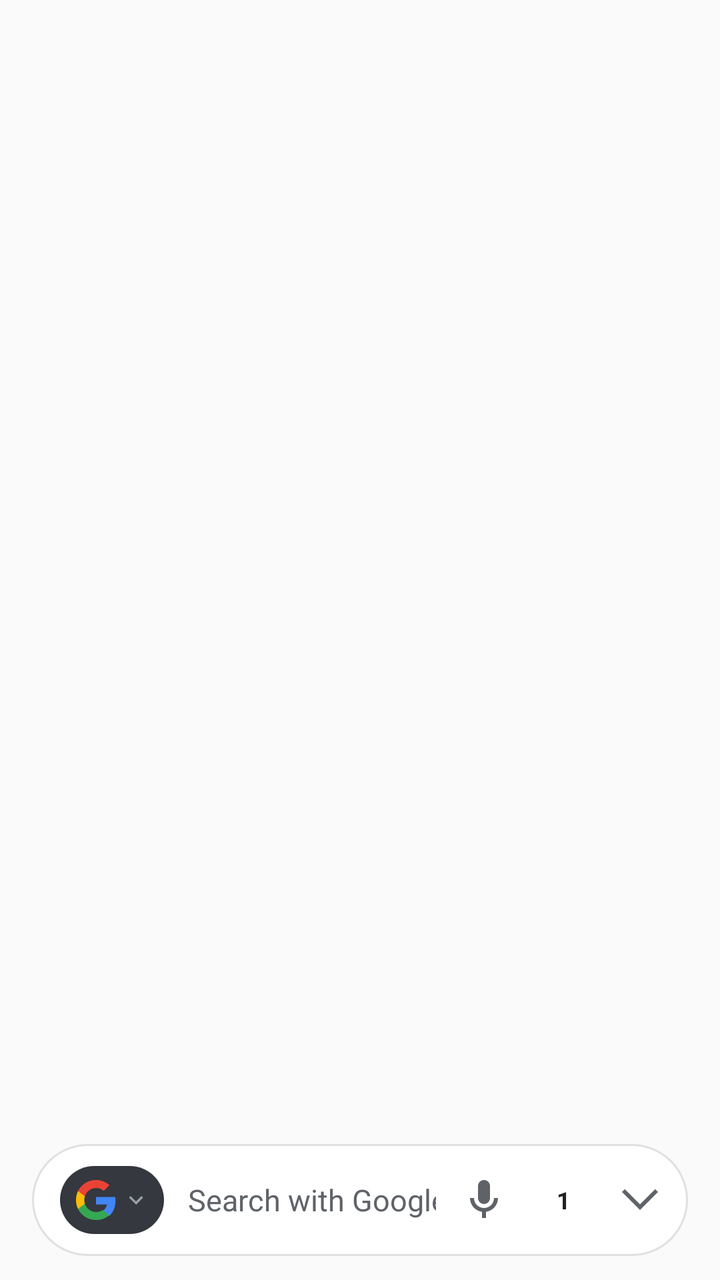
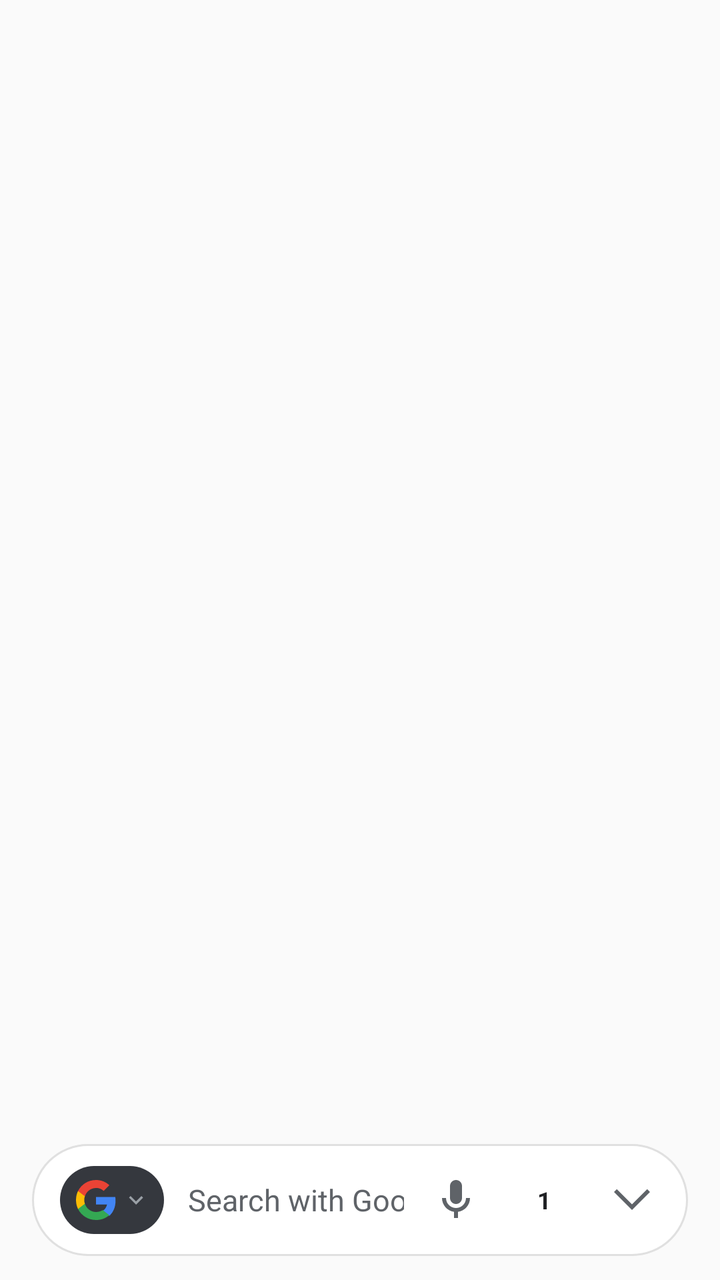

An Android layout rendered at two revisions. The XML below is the earlier revision; the diff shows what the commit changed to produce the second picture.
<!-- AndroidManifest.xml: application theme Theme.Haze -->
<!-- res/layout/activity_main.xml -->
<?xml version="1.0" encoding="utf-8"?>
<androidx.constraintlayout.widget.ConstraintLayout xmlns:android="http://schemas.android.com/apk/res/android"
    xmlns:app="http://schemas.android.com/apk/res-auto"
    xmlns:tools="http://schemas.android.com/tools"
    android:id="@+id/main"
    android:layout_width="match_parent"
    android:layout_height="match_parent"
    android:focusable="true"
    android:focusableInTouchMode="true"
    android:background="#FAFAFA"
    tools:context=".MainActivity">

    <ProgressBar
        android:id="@+id/pageProgressBar"
        style="?android:attr/progressBarStyleHorizontal"
        android:layout_width="0dp"
        android:layout_height="4dp"
        android:progressDrawable="@drawable/bg_progress_bar"
        android:max="100"
        android:visibility="gone"
        android:elevation="35dp"
        app:layout_constraintTop_toTopOf="parent"
        app:layout_constraintStart_toStartOf="parent"
        app:layout_constraintEnd_toEndOf="parent" />

    <ImageView
        android:id="@+id/appBackgroundImageView"
        android:layout_width="0dp"
        android:layout_height="0dp"
        android:scaleType="centerCrop"
        android:contentDescription="Background"
        android:visibility="gone"
        app:layout_constraintTop_toTopOf="parent"
        app:layout_constraintBottom_toBottomOf="parent"
        app:layout_constraintStart_toStartOf="parent"
        app:layout_constraintEnd_toEndOf="parent" />

    <View
        android:id="@+id/appBackgroundOverlay"
        android:layout_width="0dp"
        android:layout_height="0dp"
        android:background="#66000000"
        android:visibility="gone"
        app:layout_constraintTop_toTopOf="parent"
        app:layout_constraintBottom_toBottomOf="parent"
        app:layout_constraintStart_toStartOf="parent"
        app:layout_constraintEnd_toEndOf="parent" />

    <FrameLayout
        android:id="@+id/webContainer"
        android:layout_width="0dp"
        android:layout_height="0dp"
        android:focusable="true"
        android:focusableInTouchMode="true"
        app:layout_constraintTop_toTopOf="parent"
        app:layout_constraintBottom_toBottomOf="parent"
        app:layout_constraintStart_toStartOf="parent"
        app:layout_constraintEnd_toEndOf="parent" />

    
    <FrameLayout
        android:id="@+id/devToolsDockContainer"
        android:layout_width="0dp"
        android:layout_height="320dp"
        android:visibility="gone"
        android:elevation="50dp"
        app:layout_constraintBottom_toBottomOf="parent"
        app:layout_constraintStart_toStartOf="parent"
        app:layout_constraintEnd_toEndOf="parent" />

    
    <include layout="@layout/layout_mini_player" />

    
    <FrameLayout
        android:id="@+id/fullscreenVideoContainer"
        android:layout_width="0dp"
        android:layout_height="0dp"
        android:background="#000000"
        android:visibility="gone"
        android:elevation="60dp"
        app:layout_constraintTop_toTopOf="parent"
        app:layout_constraintBottom_toBottomOf="parent"
        app:layout_constraintStart_toStartOf="parent"
        app:layout_constraintEnd_toEndOf="parent" />






    
    <LinearLayout
        android:id="@+id/topLeftWeather"
        android:layout_width="wrap_content"
        android:layout_height="44dp"
        android:orientation="horizontal"
        android:gravity="center_vertical"
        android:layout_marginTop="14dp"
        android:layout_marginStart="16dp"
        android:paddingStart="12dp"
        android:paddingEnd="12dp"
        android:elevation="28dp"
        android:visibility="gone"
        android:clickable="true"
        android:focusable="true"
        app:layout_constraintTop_toTopOf="parent"
        app:layout_constraintStart_toStartOf="parent">

        <ImageView
            android:id="@+id/ivWeatherIcon"
            android:layout_width="22dp"
            android:layout_height="22dp"
            android:layout_marginEnd="6dp"
            android:src="@drawable/ic_cloud"
            android:contentDescription="Current Weather Icon" />

        <TextView
            android:id="@+id/tvWeatherTemp"
            android:layout_width="wrap_content"
            android:layout_height="wrap_content"
            android:text="--°"
            android:textSize="14sp"
            android:fontFamily="sans-serif-medium"
            android:textColor="#FFFFFF" />
    </LinearLayout>

    
    <LinearLayout
        android:id="@+id/topRightActions"
        android:layout_width="wrap_content"
        android:layout_height="wrap_content"
        android:orientation="horizontal"
        android:gravity="center_vertical"
        android:layout_marginTop="14dp"
        android:layout_marginEnd="16dp"
        android:elevation="28dp"
        android:visibility="gone"
        android:clipChildren="false"
        android:clipToPadding="false"
        app:layout_constraintTop_toTopOf="parent"
        app:layout_constraintEnd_toEndOf="parent">



        
        <FrameLayout
            android:id="@+id/btnProfile"
            android:layout_width="44dp"
            android:layout_height="44dp"
            android:clickable="true"
            android:focusable="true"
            android:background="@drawable/bg_circle_gray">

            <ImageView
                android:id="@+id/ivProfileAvatar"
                android:layout_width="38dp"
                android:layout_height="38dp"
                android:layout_gravity="center"
                android:scaleType="centerCrop"
                android:src="@drawable/ic_person"
                android:contentDescription="Google Account Profile" />
        </FrameLayout>
    </LinearLayout>

    
    <View
        android:id="@+id/dimOverlay"
        android:layout_width="0dp"
        android:layout_height="0dp"
        android:background="@android:color/transparent"
        android:visibility="gone"
        android:elevation="10dp"
        android:clickable="true"
        android:focusable="true"
        app:layout_constraintTop_toTopOf="parent"
        app:layout_constraintBottom_toBottomOf="parent"
        app:layout_constraintStart_toStartOf="parent"
        app:layout_constraintEnd_toEndOf="parent" />



    
    <LinearLayout
        android:id="@+id/findBarContainer"
        android:layout_width="0dp"
        android:layout_height="wrap_content"
        android:background="#FFFFFF"
        android:elevation="10dp"
        android:orientation="horizontal"
        android:gravity="center_vertical"
        android:padding="8dp"
        android:visibility="gone"
        app:layout_constraintBottom_toTopOf="@id/addressBarContainer"
        app:layout_constraintStart_toStartOf="parent"
        app:layout_constraintEnd_toEndOf="parent">

        <EditText
            android:id="@+id/findInput"
            android:layout_width="0dp"
            android:layout_height="40dp"
            android:layout_weight="1"
            android:background="@drawable/bg_address_bar"
            android:hint="Find in page..."
            android:paddingStart="16dp"
            android:paddingEnd="16dp"
            android:singleLine="true"
            android:imeOptions="actionSearch"
            android:textColor="#202124"
            android:textSize="14sp"/>

        <TextView
            android:id="@+id/tvFindCount"
            android:layout_width="wrap_content"
            android:layout_height="wrap_content"
            android:layout_marginStart="8dp"
            android:layout_marginEnd="6dp"
            android:text=""
            android:textSize="12sp"
            android:textColor="#5F6368"
            android:visibility="gone" />

        <ImageButton
            android:id="@+id/btnFindPrev"
            android:layout_width="36dp"
            android:layout_height="36dp"
            android:background="?attr/selectableItemBackgroundBorderless"
            android:src="@drawable/ic_chevron_up"
            android:contentDescription="Previous" />

        <ImageButton
            android:id="@+id/btnFindNext"
            android:layout_width="36dp"
            android:layout_height="36dp"
            android:background="?attr/selectableItemBackgroundBorderless"
            android:src="@drawable/ic_chevron_down"
            android:contentDescription="Next" />

        <ImageButton
            android:id="@+id/btnFindClose"
            android:layout_width="36dp"
            android:layout_height="36dp"
            android:background="?attr/selectableItemBackgroundBorderless"
            android:src="@drawable/ic_close"
            android:contentDescription="Close Find" />
    </LinearLayout>

    
    <LinearLayout
        android:id="@+id/addressBarContainer"
        android:layout_width="0dp"
        android:layout_height="wrap_content"
        android:orientation="vertical"
        android:background="@android:color/transparent"
        android:paddingStart="16dp"
        android:paddingEnd="16dp"
        android:paddingTop="2dp"
        android:paddingBottom="12dp"
        android:elevation="30dp"
        android:clipChildren="false"
        android:clipToPadding="false"
        app:layout_constraintBottom_toBottomOf="parent"
        app:layout_constraintStart_toStartOf="parent"
        app:layout_constraintEnd_toEndOf="parent">

        
        <FrameLayout
            android:id="@+id/clipboardContainer"
            android:layout_width="match_parent"
            android:layout_height="wrap_content"
            android:layout_marginBottom="8dp"
            android:visibility="gone" />

        
        <ScrollView
            android:id="@+id/searchSuggestionStrip"
            android:layout_width="match_parent"
            android:layout_height="wrap_content"
            android:scrollbars="none"
            android:overScrollMode="never"
            android:fillViewport="true"
            android:visibility="gone"
            android:layout_marginBottom="8dp"
            android:elevation="0dp"
            android:clipToPadding="false">

            <LinearLayout
                android:id="@+id/suggestionChipContainer"
                android:layout_width="match_parent"
                android:layout_height="wrap_content"
                android:orientation="vertical"
                android:paddingTop="12dp"
                android:paddingBottom="12dp" />
        </ScrollView>

        
        <HorizontalScrollView
            android:id="@+id/searchEngineSelectorBar"
            android:layout_width="match_parent"
            android:layout_height="wrap_content"
            android:scrollbars="none"
            android:overScrollMode="never"
            android:visibility="gone"
            android:layout_marginBottom="8dp"
            android:clipToPadding="false">

            <LinearLayout
                android:id="@+id/searchEngineChipContainer"
                android:layout_width="wrap_content"
                android:layout_height="36dp"
                android:gravity="center_vertical"
                android:orientation="horizontal"
                android:paddingStart="2dp"
                android:paddingEnd="2dp" />
        </HorizontalScrollView>

        
        <LinearLayout
            android:id="@+id/addressBarInner"
            android:layout_width="match_parent"
            android:layout_height="56dp"
            android:background="@drawable/bg_address_bar"
            android:orientation="horizontal"
            android:gravity="center_vertical"
            android:paddingStart="14dp"
            android:paddingEnd="8dp"
            android:elevation="0dp">

            
            <ImageView
                android:id="@+id/searchIcon"
                android:layout_width="20dp"
                android:layout_height="20dp"
                android:src="@drawable/ic_privacy_shield"
                android:contentDescription="Search Icon"
                android:visibility="gone"
                app:tint="#5F6368" />

            
            <LinearLayout
                android:id="@+id/btnSearchEngineDropdown"
                android:layout_width="wrap_content"
                android:layout_height="34dp"
                android:gravity="center_vertical"
                android:orientation="horizontal"
                android:paddingStart="8dp"
                android:paddingEnd="7dp"
                android:layout_marginStart="0dp"
                android:layout_marginEnd="8dp"
                android:background="@drawable/bg_engine_pill"
                android:clickable="true"
                android:focusable="true">

                <ImageView
                    android:id="@+id/ivActiveEngineIcon"
                    android:layout_width="20dp"
                    android:layout_height="20dp"
                    android:src="@drawable/ic_google_logo"
                    android:contentDescription="Search Engine" />

                <ImageView
                    android:id="@+id/ivActiveEngineChevron"
                    android:layout_width="14dp"
                    android:layout_height="14dp"
                    android:layout_marginStart="3dp"
                    android:src="@drawable/ic_chevron_down"
                    app:tint="#9AA0A6"
                    android:contentDescription="Select Engine" />
            </LinearLayout>

            <EditText
                android:id="@+id/addressBar"
                android:layout_width="0dp"
                android:layout_height="match_parent"
                android:layout_weight="1"
                android:background="@null"
                android:hint="@string/search_hint"
                android:importantForAutofill="no"
                android:imeOptions="actionSearch|flagNoExtractUi"
                android:inputType="text|textNoSuggestions"
                android:maxLines="1"
                android:paddingStart="4dp"
                android:paddingEnd="6dp"
                android:singleLine="true"
                android:textColor="#202124"
                android:textColorHint="#5F6368"
                android:textColorHighlight="#551A73E8"
                android:textSize="15sp" />

            
            <ImageButton
                android:id="@+id/btnClearQuery"
                android:layout_width="28dp"
                android:layout_height="28dp"
                android:background="?attr/selectableItemBackgroundBorderless"
                android:src="@drawable/ic_close"
                android:visibility="gone"
                android:layout_marginEnd="4dp"
                android:contentDescription="Clear Text"
                app:tint="#5F6368" />

            
            <ImageButton
                android:id="@+id/btnQrScan"
                android:layout_width="36dp"
                android:layout_height="36dp"
                android:background="?attr/selectableItemBackgroundBorderless"
                android:src="@drawable/ic_qr_code"
                android:visibility="gone"
                android:layout_marginEnd="2dp"
                android:contentDescription="Scan QR Code"
                app:tint="#5F6368" />

            
            <ImageButton
                android:id="@+id/btnVoiceSearch"
                android:layout_width="36dp"
                android:layout_height="36dp"
                android:background="?attr/selectableItemBackgroundBorderless"
                android:src="@drawable/ic_mic"
                android:layout_marginEnd="6dp"
                android:contentDescription="Voice Search"
                app:tint="#5F6368" />

            
            <FrameLayout
                android:id="@+id/btnTabsCircular"
                android:layout_width="32dp"
                android:layout_height="32dp"
                android:background="?attr/selectableItemBackgroundBorderless"
                android:layout_marginEnd="6dp"
                android:clickable="true"
                android:focusable="true">

                <TextView
                    android:id="@+id/tabCountBtn"
                    android:layout_width="wrap_content"
                    android:layout_height="wrap_content"
                    android:text="1"
                    android:textStyle="bold"
                    android:gravity="center"
                    android:textSize="12sp"
                    android:textColor="#202124"
                    android:layout_gravity="center" />
            </FrameLayout>

            
            <ImageButton
                android:id="@+id/menuBtn"
                android:layout_width="32dp"
                android:layout_height="32dp"
                android:background="?attr/selectableItemBackgroundBorderless"
                android:src="@drawable/ic_wide_arrow_down"
                android:contentDescription="Menu"
                app:tint="#5F6368" />

        </LinearLayout>
    </LinearLayout>
</androidx.constraintlayout.widget.ConstraintLayout>
<!-- res/layout/layout_mini_player.xml (included above) -->
<?xml version="1.0" encoding="utf-8"?>
<FrameLayout xmlns:android="http://schemas.android.com/apk/res/android"
    xmlns:app="http://schemas.android.com/apk/res-auto"
    android:id="@+id/miniPlayerRoot"
    android:layout_width="320dp"
    android:layout_height="180dp"
    android:background="@drawable/bg_mini_player"
    android:elevation="24dp"
    android:visibility="gone">

    
    <FrameLayout
        android:id="@+id/miniPlayerVideoContainer"
        android:layout_width="match_parent"
        android:layout_height="match_parent"
        android:background="#000000" />

    
    <FrameLayout
        android:id="@+id/miniPlayerControls"
        android:layout_width="match_parent"
        android:layout_height="match_parent"
        android:background="#A6000000"
        android:alpha="0">

        
        <LinearLayout
            android:id="@+id/miniPlayerTopBar"
            android:layout_width="match_parent"
            android:layout_height="wrap_content"
            android:orientation="horizontal"
            android:gravity="center_vertical"
            android:paddingStart="10dp"
            android:paddingTop="8dp"
            android:paddingEnd="8dp"
            android:paddingBottom="4dp"
            android:layout_gravity="top">

            <ImageView
                android:id="@+id/ivMiniPlayerSiteIcon"
                android:layout_width="18dp"
                android:layout_height="18dp"
                android:src="@drawable/ic_youtube"
                android:layout_marginEnd="6dp"
                android:contentDescription="Site Icon" />

            <TextView
                android:id="@+id/tvMiniPlayerTitle"
                android:layout_width="0dp"
                android:layout_height="wrap_content"
                android:layout_weight="1"
                android:text="youtube.com"
                android:textColor="#FFFFFF"
                android:textSize="13sp"
                android:textStyle="bold"
                android:maxLines="1"
                android:ellipsize="end" />

            <ImageButton
                android:id="@+id/btnMiniPlayerMinimize"
                android:layout_width="28dp"
                android:layout_height="28dp"
                android:background="?attr/selectableItemBackgroundBorderless"
                android:src="@drawable/ic_minimize"
                android:contentDescription="Minimize"
                app:tint="#FFFFFF" />

            <ImageButton
                android:id="@+id/btnMiniPlayerExpand"
                android:layout_width="28dp"
                android:layout_height="28dp"
                android:background="?attr/selectableItemBackgroundBorderless"
                android:src="@drawable/ic_open_in_new"
                android:contentDescription="Expand"
                app:tint="#FFFFFF"
                android:layout_marginStart="4dp" />

            <ImageButton
                android:id="@+id/btnMiniPlayerClose"
                android:layout_width="28dp"
                android:layout_height="28dp"
                android:background="?attr/selectableItemBackgroundBorderless"
                android:src="@drawable/ic_close"
                android:contentDescription="Close"
                app:tint="#FFFFFF"
                android:layout_marginStart="4dp" />
        </LinearLayout>

        <ProgressBar
            android:id="@+id/miniPlayerBuffering"
            android:layout_width="36dp"
            android:layout_height="36dp"
            android:layout_gravity="center"
            android:visibility="gone"
            android:indeterminateTint="#FFFFFF" />

        <TextView
            android:id="@+id/miniPlayerError"
            android:layout_width="wrap_content"
            android:layout_height="wrap_content"
            android:layout_gravity="center"
            android:padding="12dp"
            android:text="Playback unavailable"
            android:textColor="#FFFFFF"
            android:textSize="12sp"
            android:visibility="gone" />

        
        <LinearLayout
            android:layout_width="wrap_content"
            android:layout_height="wrap_content"
            android:orientation="horizontal"
            android:layout_gravity="center"
            android:gravity="center">

            <ImageButton
                android:id="@+id/btnMiniPlayerRewind"
                android:layout_width="36dp"
                android:layout_height="36dp"
                android:background="?attr/selectableItemBackgroundBorderless"
                android:src="@drawable/ic_replay_10"
                android:contentDescription="Rewind 10s"
                app:tint="#FFFFFF" />

            <ImageButton
                android:id="@+id/btnMiniPlayerPlayPause"
                android:layout_width="48dp"
                android:layout_height="48dp"
                android:background="@drawable/bg_mini_player_play_btn"
                android:src="@drawable/ic_pause"
                android:contentDescription="Play/Pause"
                app:tint="#000000"
                android:layout_marginStart="20dp"
                android:layout_marginEnd="20dp" />

            <ImageButton
                android:id="@+id/btnMiniPlayerForward"
                android:layout_width="36dp"
                android:layout_height="36dp"
                android:background="?attr/selectableItemBackgroundBorderless"
                android:src="@drawable/ic_forward_10"
                android:contentDescription="Forward 10s"
                app:tint="#FFFFFF" />
        </LinearLayout>

        
        <LinearLayout
            android:id="@+id/miniPlayerBottomBar"
            android:layout_width="match_parent"
            android:layout_height="wrap_content"
            android:orientation="vertical"
            android:paddingStart="10dp"
            android:paddingEnd="10dp"
            android:paddingBottom="6dp"
            android:layout_gravity="bottom">

            <SeekBar
                android:id="@+id/miniPlayerSeekBar"
                android:layout_width="match_parent"
                android:layout_height="wrap_content"
                android:paddingStart="0dp"
                android:paddingEnd="0dp"
                android:progressDrawable="@drawable/bg_progress_bar"
                android:thumb="@drawable/bg_mini_player_thumb"
                android:thumbOffset="0dp"
                android:maxHeight="3dp"
                android:minHeight="3dp" />

            <RelativeLayout
                android:layout_width="match_parent"
                android:layout_height="wrap_content"
                android:layout_marginTop="2dp">

                <TextView
                    android:id="@+id/tvMiniPlayerTime"
                    android:layout_width="wrap_content"
                    android:layout_height="wrap_content"
                    android:layout_alignParentStart="true"
                    android:layout_centerVertical="true"
                    android:text="0:00 / 0:00"
                    android:textColor="#FFFFFF"
                    android:textSize="11.5sp"
                    android:fontFamily="sans-serif-medium" />

                <ImageButton
                    android:id="@+id/btnMiniPlayerVolume"
                    android:layout_width="26dp"
                    android:layout_height="26dp"
                    android:layout_alignParentEnd="true"
                    android:layout_centerVertical="true"
                    android:background="?attr/selectableItemBackgroundBorderless"
                    android:src="@drawable/ic_volume_up"
                    android:contentDescription="Volume"
                    app:tint="#FFFFFF" />
            </RelativeLayout>
        </LinearLayout>

        
        <ImageView
            android:id="@+id/miniPlayerResizeHandle"
            android:layout_width="20dp"
            android:layout_height="20dp"
            android:layout_gravity="bottom|end"
            android:src="@drawable/ic_resize"
            android:contentDescription="Resize"
            android:padding="3dp"
            android:visibility="gone" />
    </FrameLayout>
</FrameLayout>
<!-- resources referenced by this layout -->
<resources>
  <!-- drawable bg_address_bar (drawable) -->
  <?xml version="1.0" encoding="utf-8"?>
  <shape xmlns:android="http://schemas.android.com/apk/res/android" android:shape="rectangle">
      <solid android:color="#FFFFFF" />
      <corners android:radius="28dp" />
      <stroke android:width="1dp" android:color="#E0E0E0" />
  </shape>
  <!-- drawable bg_circle_gray (drawable) -->
  <?xml version="1.0" encoding="utf-8"?>
  <shape xmlns:android="http://schemas.android.com/apk/res/android" android:shape="oval">
      <solid android:color="#00000000" />
  </shape>
  <!-- drawable bg_engine_pill (drawable) -->
  <?xml version="1.0" encoding="utf-8"?>
  <ripple xmlns:android="http://schemas.android.com/apk/res/android"
      android:color="#26FFFFFF">
      <item>
          <shape android:shape="rectangle">
              <corners android:radius="17dp" />
              <solid android:color="#35383E" />
          </shape>
      </item>
  </ripple>
  <!-- drawable bg_mini_player (drawable) -->
  <?xml version="1.0" encoding="utf-8"?>
  <shape xmlns:android="http://schemas.android.com/apk/res/android" android:shape="rectangle">
      <solid android:color="#000000" />
      <corners android:radius="12dp" />
      <stroke android:width="1dp" android:color="#4DFFFFFF" />
  </shape>
  <!-- drawable bg_mini_player_play_btn (drawable) -->
  <?xml version="1.0" encoding="utf-8"?>
  <shape xmlns:android="http://schemas.android.com/apk/res/android"
      android:shape="rectangle">
      <corners android:radius="18dp" />
      <solid android:color="#F5F5F5" />
  </shape>
  <!-- drawable bg_mini_player_thumb (drawable) -->
  <?xml version="1.0" encoding="utf-8"?>
  <shape xmlns:android="http://schemas.android.com/apk/res/android"
      android:shape="oval">
      <solid android:color="#FFFFFF" />
      <size android:width="14dp" android:height="14dp" />
  </shape>
  <!-- drawable ic_chevron_down (drawable) -->
  <vector xmlns:android="http://schemas.android.com/apk/res/android"
      android:width="24dp"
      android:height="24dp"
      android:viewportWidth="24"
      android:viewportHeight="24">
      <path
          android:fillColor="#202124"
          android:pathData="M7.41,8.59L12,13.17l4.59,-4.58L18,10l-6,6 -6,-6 1.41,-1.41z"/>
  </vector>
  <!-- drawable ic_chevron_up (drawable) -->
  <vector xmlns:android="http://schemas.android.com/apk/res/android"
      android:width="24dp"
      android:height="24dp"
      android:viewportWidth="24"
      android:viewportHeight="24">
      <path
          android:fillColor="#202124"
          android:pathData="M7.41,15.41L12,10.83l4.59,4.58L18,14l-6,-6 -6,6z"/>
  </vector>
  <!-- drawable ic_pause (drawable) -->
  <vector xmlns:android="http://schemas.android.com/apk/res/android"
      android:width="24dp"
      android:height="24dp"
      android:viewportWidth="24"
      android:viewportHeight="24">
      <path
          android:fillColor="#FFFFFF"
          android:pathData="M6,19h4V5H6v14zm8,-14v14h4V5h-4z"/>
  </vector>
  <!-- drawable ic_resize (drawable) -->
  <vector xmlns:android="http://schemas.android.com/apk/res/android" android:width="24dp" android:height="24dp" android:viewportWidth="24" android:viewportHeight="24">
      <path android:fillColor="#80FFFFFF" android:pathData="M22,22h-6v-2h4v-4h2v6zm-6,-22h6v6h-2V4h-4V0zm-16,6h2V4h4V2H0v6zm4,16v-2H4v-4H2v6h6z"/>
  </vector>
  <!-- drawable ic_wide_arrow_down (drawable) -->
  <vector xmlns:android="http://schemas.android.com/apk/res/android"
      android:width="24dp"
      android:height="24dp"
      android:viewportWidth="24"
      android:viewportHeight="24">
      <path
          android:fillColor="#5F6368"
          android:pathData="M3,8L12,17L21,8L19.59,6.59L12,14.17L4.41,6.59L3,8Z"/>
  </vector>
  <string name="search_hint">Search with Google</string>
  <style name="Theme.Haze" parent="Base.Theme.Haze" />
  <style name="Base.Theme.Haze" parent="Theme.Material3.DayNight.NoActionBar">
          
          
      </style>
  <!-- unchanged entries left out for length: 14 -->
</resources>

<!-- the commit's change to res/layout/activity_main.xml (unified diff, before → after) -->
@@ -390,20 +390,24 @@
             
             <ImageButton
                 android:id="@+id/btnClearQuery"
-                android:layout_width="28dp"
-                android:layout_height="28dp"
+                android:layout_width="38dp"
+                android:layout_height="38dp"
+                android:padding="5dp"
+                android:scaleType="centerInside"
                 android:background="?attr/selectableItemBackgroundBorderless"
                 android:src="@drawable/ic_close"
                 android:visibility="gone"
-                android:layout_marginEnd="4dp"
+                android:layout_marginEnd="2dp"
                 android:contentDescription="Clear Text"
                 app:tint="#5F6368" />
 
             
             <ImageButton
                 android:id="@+id/btnQrScan"
-                android:layout_width="36dp"
-                android:layout_height="36dp"
+                android:layout_width="40dp"
+                android:layout_height="40dp"
+                android:padding="6dp"
+                android:scaleType="centerInside"
                 android:background="?attr/selectableItemBackgroundBorderless"
                 android:src="@drawable/ic_qr_code"
                 android:visibility="gone"
@@ -414,28 +418,30 @@
             
             <ImageButton
                 android:id="@+id/btnVoiceSearch"
-                android:layout_width="36dp"
-                android:layout_height="36dp"
+                android:layout_width="40dp"
+                android:layout_height="40dp"
+                android:padding="6dp"
+                android:scaleType="centerInside"
                 android:background="?attr/selectableItemBackgroundBorderless"
                 android:src="@drawable/ic_mic"
-                android:layout_marginEnd="6dp"
+                android:layout_marginEnd="4dp"
                 android:contentDescription="Voice Search"
                 app:tint="#5F6368" />
 
             
             <FrameLayout
                 android:id="@+id/btnTabsCircular"
-                android:layout_width="32dp"
-                android:layout_height="32dp"
-                android:background="?attr/selectableItemBackgroundBorderless"
-                android:layout_marginEnd="6dp"
+                android:layout_width="40dp"
+                android:layout_height="40dp"
+                android:background="?attr/selectableItemBackgroundBorderless"
+                android:layout_marginEnd="4dp"
                 android:clickable="true"
                 android:focusable="true">
 
                 <TextView
                     android:id="@+id/tabCountBtn"
-                    android:layout_width="wrap_content"
-                    android:layout_height="wrap_content"
+                    android:layout_width="28dp"
+                    android:layout_height="28dp"
                     android:text="1"
                     android:textStyle="bold"
                     android:gravity="center"
@@ -447,8 +453,10 @@
             
             <ImageButton
                 android:id="@+id/menuBtn"
-                android:layout_width="32dp"
-                android:layout_height="32dp"
+                android:layout_width="40dp"
+                android:layout_height="40dp"
+                android:padding="6dp"
+                android:scaleType="centerInside"
                 android:background="?attr/selectableItemBackgroundBorderless"
                 android:src="@drawable/ic_wide_arrow_down"
                 android:contentDescription="Menu"
